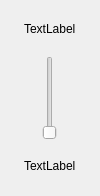
JPCassimiro/JHMR, file ui/ui_files/custom_slider_widget.ui: the form before one commit.
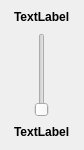
The form after the commit. Custom widgets are drawn as their Qt base class.

Commit message: sliders visual update

Patch:
```diff
--- a/ui/ui_files/custom_slider_widget.ui
+++ b/ui/ui_files/custom_slider_widget.ui
@@ -6,8 +6,8 @@
    <rect>
     <x>0</x>
     <y>0</y>
-    <width>100</width>
-    <height>196</height>
+    <width>84</width>
+    <height>150</height>
    </rect>
   </property>
   <property name="sizePolicy">
@@ -18,8 +18,8 @@
   </property>
   <property name="minimumSize">
    <size>
-    <width>100</width>
-    <height>196</height>
+    <width>40</width>
+    <height>150</height>
    </size>
   </property>
   <property name="windowTitle">
@@ -62,8 +62,28 @@
       <item row="0" column="0">
        <widget class="QWidget" name="slider" native="true">
         <layout class="QVBoxLayout" name="verticalLayout">
+         <property name="spacing">
+          <number>0</number>
+         </property>
+         <property name="leftMargin">
+          <number>2</number>
+         </property>
+         <property name="topMargin">
+          <number>2</number>
+         </property>
+         <property name="rightMargin">
+          <number>2</number>
+         </property>
+         <property name="bottomMargin">
+          <number>2</number>
+         </property>
          <item alignment="Qt::AlignmentFlag::AlignHCenter|Qt::AlignmentFlag::AlignVCenter">
           <widget class="QLabel" name="maxLabel">
+           <property name="font">
+            <font>
+             <bold>true</bold>
+            </font>
+           </property>
            <property name="text">
             <string>TextLabel</string>
            </property>
@@ -84,6 +104,11 @@
          </item>
          <item alignment="Qt::AlignmentFlag::AlignHCenter|Qt::AlignmentFlag::AlignVCenter">
           <widget class="QLabel" name="currentLabel">
+           <property name="font">
+            <font>
+             <bold>true</bold>
+            </font>
+           </property>
            <property name="text">
             <string>TextLabel</string>
            </property>
```
Left out of the diff: 6 changed lines with no effect on the pictures. The commit also changes 101 other files.
